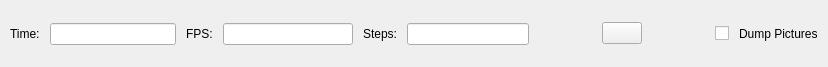
Qt form src/gui/Animate.ui (openscad/openscad) before a commit.
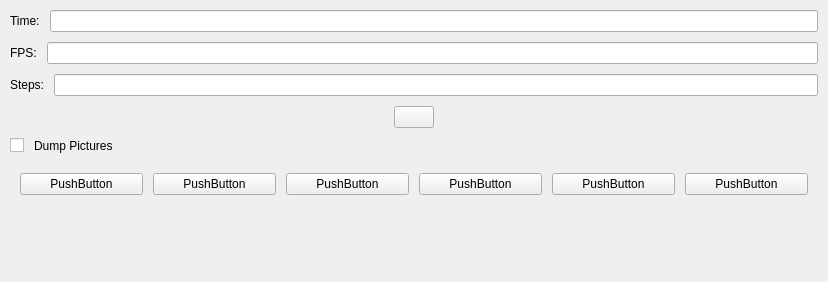
The same form after that commit. Icons and pictures are not drawn.

The edit to the form file:
```diff
--- a/src/gui/Animate.ui
+++ b/src/gui/Animate.ui
@@ -10,7 +10,7 @@
     <x>0</x>
     <y>0</y>
     <width>828</width>
-    <height>67</height>
+    <height>282</height>
    </rect>
   </property>
   <property name="windowTitle">
@@ -19,7 +19,7 @@
   <property name="lineWidth" stdset="0">
    <number>0</number>
   </property>
-  <layout class="QHBoxLayout" name="horizontalLayout_3">
+  <layout class="QVBoxLayout" name="verticalLayout">
    <property name="spacing">
     <number>10</number>
    </property>
@@ -192,6 +192,64 @@
      </item>
     </layout>
    </item>
+   <item>
+    <layout class="QHBoxLayout" name="horizontalLayout_VCR">
+     <property name="leftMargin">
+      <number>10</number>
+     </property>
+     <property name="topMargin">
+      <number>10</number>
+     </property>
+     <property name="rightMargin">
+      <number>10</number>
+     </property>
+     <property name="bottomMargin">
+      <number>10</number>
+     </property>
+     <item>
+      <widget class="QPushButton" name="pushButton_MoveToBeginning">
+       <property name="text">
+        <string>PushButton</string>
+       </property>
+      </widget>
+     </item>
+     <item>
+      <widget class="QPushButton" name="pushButton_StepBack">
+       <property name="text">
+        <string>PushButton</string>
+       </property>
+      </widget>
+     </item>
+     <item>
+      <widget class="QPushButton" name="pushButton_Resume">
+       <property name="text">
+        <string>PushButton</string>
+       </property>
+      </widget>
+     </item>
+     <item>
+      <widget class="QPushButton" name="pushButton_Pause">
+       <property name="text">
+        <string>PushButton</string>
+       </property>
+      </widget>
+     </item>
+     <item>
+      <widget class="QPushButton" name="pushButton_StepForward">
+       <property name="text">
+        <string>PushButton</string>
+       </property>
+      </widget>
+     </item>
+     <item>
+      <widget class="QPushButton" name="pushButton_MoveToEnd">
+       <property name="text">
+        <string>PushButton</string>
+       </property>
+      </widget>
+     </item>
+    </layout>
+   </item>
    <item>
     <spacer name="verticalSpacer">
      <property name="orientation">
```
Left out of the diff: 2 changed lines with no effect on the pictures.
